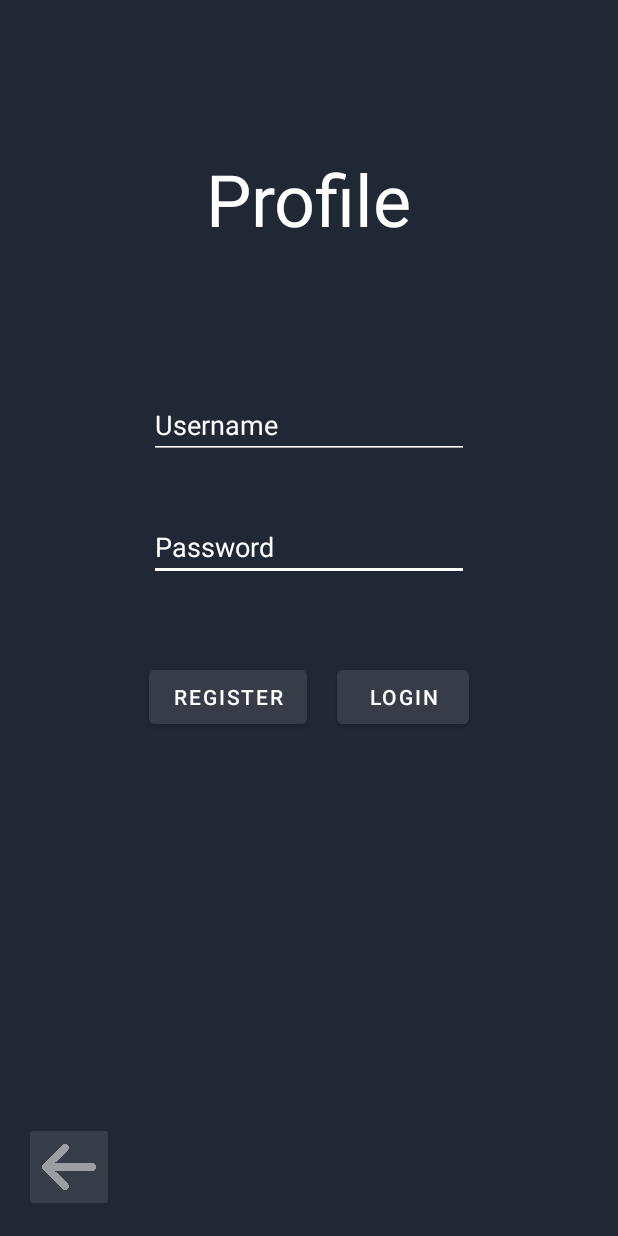
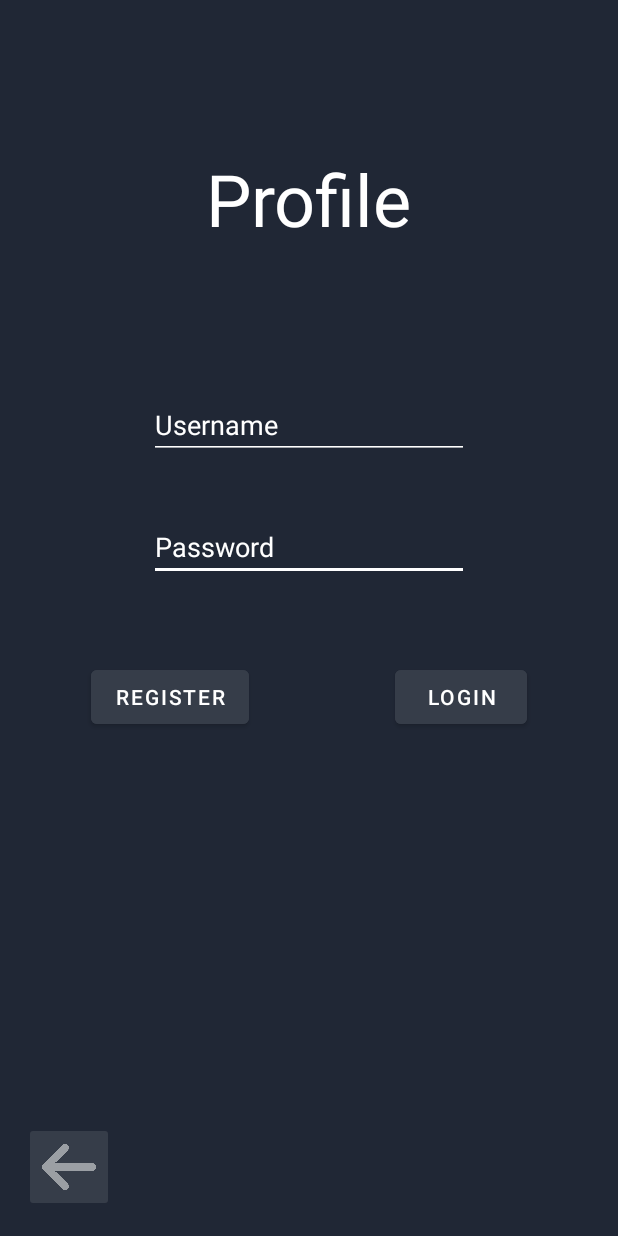
Before and after one commit to Galahallt/MOBDEVE-Project, an Android app: the Profile screen opened directly, with no data from a screen before it, on a phone screen of 412 x 824 dp. Run offline under Robolectric (Android 15) with nearby library versions, the phone set to English and light mode, and no system bars; Roboto replaces fonts that are not available here.

Commit message:
Profile xml minor fix

```diff
--- a/Pong/app/src/main/res/layout/profile.xml
+++ b/Pong/app/src/main/res/layout/profile.xml
@@ -47,9 +47,12 @@
         android:layout_height="wrap_content"
         android:backgroundTint="#363D49"
         android:text="Register"
-            app:layout_constraintStart_toStartOf="@+id/etPassword"
+        app:layout_constraintBottom_toTopOf="@+id/ibProfileBack"
+        app:layout_constraintEnd_toStartOf="@+id/btnLogin"
+        app:layout_constraintStart_toStartOf="parent"
         app:layout_constraintTop_toBottomOf="@+id/tvPrompt"
-            app:layout_constraintVertical_bias="0.044" app:layout_constraintBottom_toTopOf="@+id/ibProfileBack"/>
+        app:layout_constraintVertical_bias="0.044" />
+
     <Button
         android:id="@+id/btnLogin"
         android:layout_width="wrap_content"
@@ -57,11 +60,12 @@
         android:layout_marginStart="36dp"
         android:backgroundTint="#363D49"
         android:text="Login"
-            app:layout_constraintEnd_toEndOf="@+id/etPassword"
+        app:layout_constraintBottom_toTopOf="@+id/ibProfileBack"
+        app:layout_constraintEnd_toEndOf="parent"
         app:layout_constraintHorizontal_bias="1.0"
         app:layout_constraintStart_toEndOf="@+id/btnRegister"
         app:layout_constraintTop_toBottomOf="@+id/tvPrompt"
-            app:layout_constraintVertical_bias="0.044" app:layout_constraintBottom_toTopOf="@+id/ibProfileBack"/>
+        app:layout_constraintVertical_bias="0.044" />
     <TextView
             android:text="Profile"
             android:layout_width="wrap_content"
```
Lines whose indentation alone changed are shown as unchanged.
